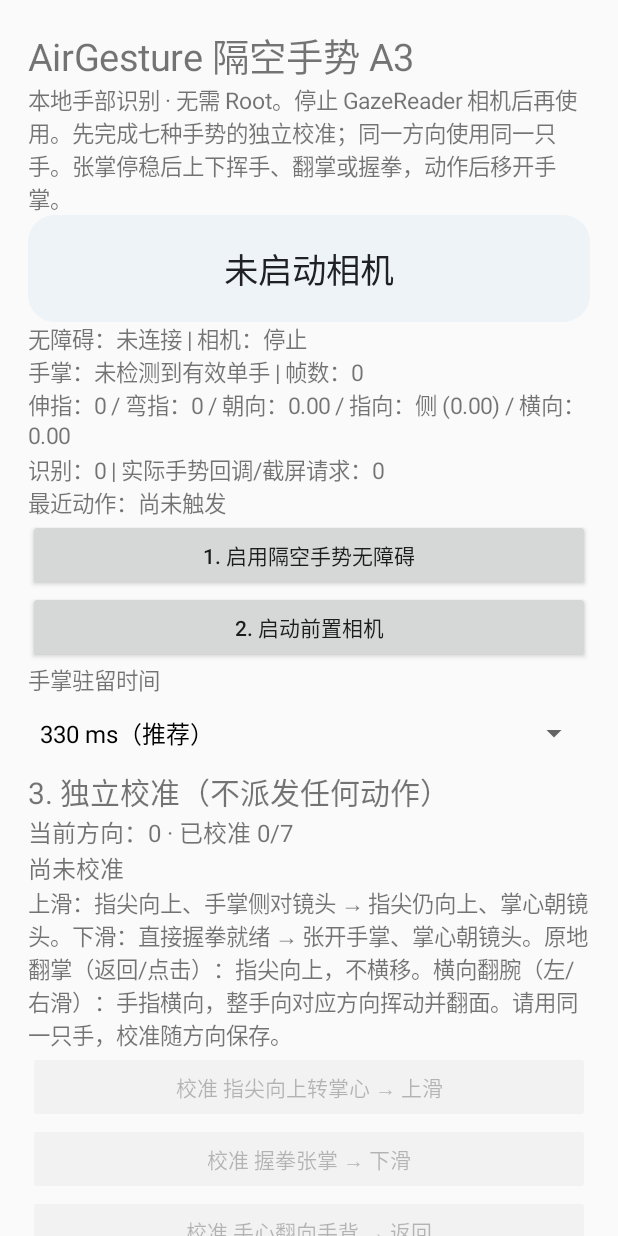
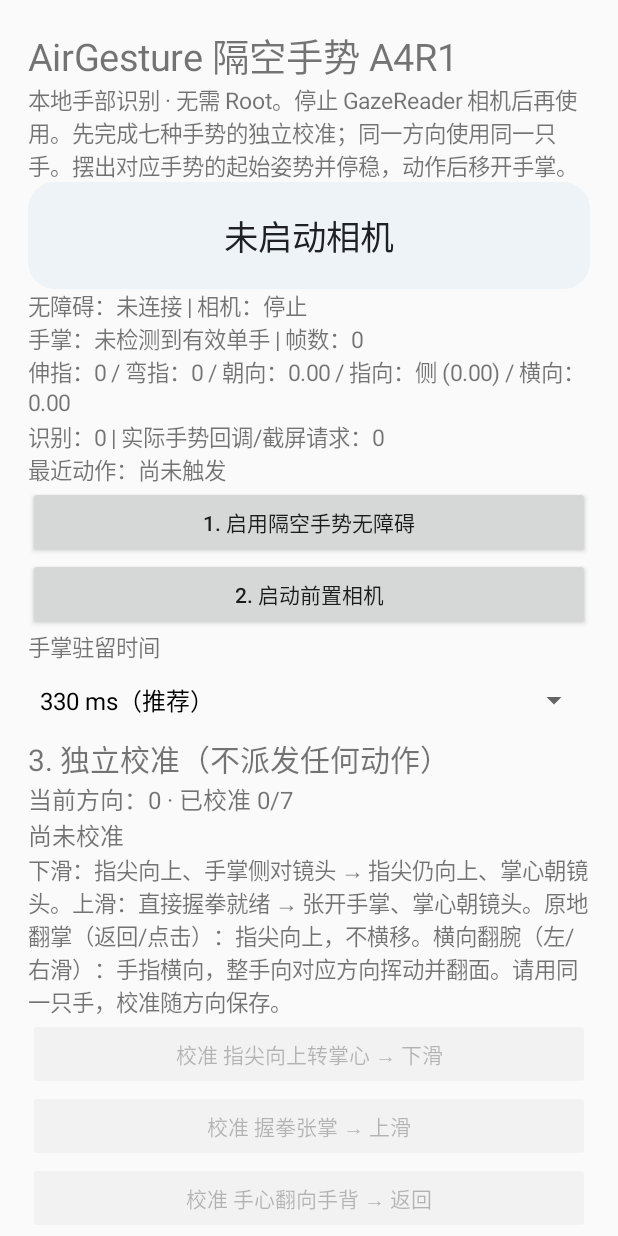
Before and after one commit to XPFH-tech/GazeReader, an Android app: the screen it shows after launch (MainActivity), on a phone screen of 412 x 824 dp. Run offline under Robolectric (Android 15) with nearby library versions, the phone set to English and light mode, and no system bars; libraries missing offline, so code that uses them is left out: com.google.mediapipe.tasks.

Commit message:
AirGesture A4R1: swap vertical outputs and auto-hide idle gesture overlay

```diff
--- a/app/build.gradle.kts
+++ b/app/build.gradle.kts
@@ -13,7 +13,7 @@ android {
    enableV4Signing = false
   }
  }
- defaultConfig { applicationId = "dev.xpfh.airgesture"; minSdk = 31; targetSdk = 33; versionCode = 7; versionName = "4.0-A4"; ndk { abiFilters += "arm64-v8a" } }
+ defaultConfig { applicationId = "dev.xpfh.airgesture"; minSdk = 31; targetSdk = 33; versionCode = 8; versionName = "4.1-A4R1"; ndk { abiFilters += "arm64-v8a" } }
  compileOptions { sourceCompatibility = JavaVersion.VERSION_17; targetCompatibility = JavaVersion.VERSION_17 }
  kotlinOptions { jvmTarget = "17" }
  androidResources { noCompress += "task" }
--- a/app/src/main/java/dev/xpfh/airgesture/MainActivity.kt
+++ b/app/src/main/java/dev/xpfh/airgesture/MainActivity.kt
@@ -45,8 +45,8 @@ class MainActivity:Activity(){
         val p=LinearLayout(this).apply{orientation=1;setPadding(28,28,28,28)}
         fun text(s:String,n:Float=15f)=TextView(this).apply{text=s;textSize=n;p.addView(this)}
         fun button(s:String,action:()->Unit){p.addView(Button(this).apply{text=s;setOnClickListener{action()}})}
-        text("AirGesture 隔空手势 A3",25f)
-        text("本地手部识别 · 无需 Root。停止 GazeReader 相机后再使用。先完成七种手势的独立校准；同一方向使用同一只手。张掌停稳后上下挥手、翻掌或握拳，动作后移开手掌。")
+        text("AirGesture 隔空手势 A4R1",25f)
+        text("本地手部识别 · 无需 Root。停止 GazeReader 相机后再使用。先完成七种手势的独立校准；同一方向使用同一只手。摆出对应手势的起始姿势并停稳，动作后移开手掌。")
         live=text(Session.status,23f);live.gravity=android.view.Gravity.CENTER;live.setPadding(16,28,16,28);live.background=android.graphics.drawable.GradientDrawable().apply{cornerRadius=18*resources.displayMetrics.density;setColor(0xffedf3f7.toInt())}
         status=text("",15f)
         button("1. 启用隔空手势无障碍"){startActivity(Intent(Settings.ACTION_ACCESSIBILITY_SETTINGS))}
@@ -58,11 +58,11 @@ class MainActivity:Activity(){
         speed=Spinner(this);speed.adapter=ArrayAdapter(this,android.R.layout.simple_spinner_dropdown_item,arrayOf("250 ms（快）","330 ms（推荐）","500 ms（稳）"));speed.setSelection(prefs.getInt("holdA2",1).coerceIn(0,2));p.addView(speed)
         text("3. 独立校准（不派发任何动作）",20f)
         calibrationStatus=text("未校准",16f)
-        text("上滑：指尖向上、手掌侧对镜头 → 指尖仍向上、掌心朝镜头。下滑：直接握拳就绪 → 张开手掌、掌心朝镜头。原地翻掌（返回/点击）：指尖向上，不横移。横向翻腕（左/右滑）：手指横向，整手向对应方向挥动并翻面。请用同一只手，校准随方向保存。")
+        text("下滑：指尖向上、手掌侧对镜头 → 指尖仍向上、掌心朝镜头。上滑：直接握拳就绪 → 张开手掌、掌心朝镜头。原地翻掌（返回/点击）：指尖向上，不横移。横向翻腕（左/右滑）：手指横向，整手向对应方向挥动并翻面。请用同一只手，校准随方向保存。")
         for(a in Action.entries){val b=Button(this).apply{text="校准 "+a.label+" → "+a.output;setOnClickListener{beginCalibration(a)}};calButtons[a]=b;p.addView(b)}
         button("清除当前方向校准"){AlertDialog.Builder(this).setTitle("清除七项校准？").setPositiveButton("清除"){_,_->Session.pause();Profiles.clear(this,rotation(this));Session.profiles=emptyMap();Session.calMessage="已清除当前方向校准"}.setNegativeButton("取消",null).show()}
         shot=CheckBox(this).apply{text="允许张掌就绪后握拳截屏（默认关闭）";isChecked=false};p.addView(shot)
-        val hints=CheckBox(this).apply{text="控制应用内显示实时文字提示";isChecked=prefs.getBoolean("overlay",true);setOnCheckedChangeListener{_,v->Session.overlay=v;prefs.edit().putBoolean("overlay",v).apply();if(!v)HandAccess.current?.hide()}};p.addView(hints);Session.overlay=hints.isChecked
+        val hints=CheckBox(this).apply{text="控制应用内智能文字提示（闲置约2秒隐藏）";isChecked=prefs.getBoolean("overlay",true);setOnCheckedChangeListener{_,v->Session.overlay=v;prefs.edit().putBoolean("overlay",v).apply();if(!v)HandAccess.current?.hide()}};p.addView(hints);Session.overlay=hints.isChecked
         val top=CheckBox(this).apply{text="提示显示在屏幕顶部（默认底部）";isChecked=prefs.getBoolean("overlayTop",false);setOnCheckedChangeListener{_,v->Session.overlayTop=v;prefs.edit().putBoolean("overlayTop",v).apply();HandAccess.current?.hide()}};p.addView(top);Session.overlayTop=top.isChecked
         button("4. 识别测试（不会执行手势或截屏）"){
             if(!Session.running){toast("请先启动相机");return@button}
@@ -84,7 +84,7 @@ class MainActivity:Activity(){
         }
         button("暂停手势（相机仍运行）"){Session.pause();HandAccess.current?.hide()}
         button("停止相机与手势"){Session.pause();stopService(Intent(this,TrackingService::class.java));Session.status="已停止"}
-        button("复制诊断信息"){(getSystemService(CLIPBOARD_SERVICE) as ClipboardManager).setPrimaryClip(ClipData.newPlainText("AirGesture A4",live.text.toString()+"\n"+status.text+"\n"+Session.diagnostic+"\n"+Session.report()));toast("已复制")}
+        button("复制诊断信息"){(getSystemService(CLIPBOARD_SERVICE) as ClipboardManager).setPrimaryClip(ClipData.newPlainText("AirGesture A4R1",live.text.toString()+"\n"+status.text+"\n"+Session.diagnostic+"\n"+Session.report()));toast("已复制")}
         text("请将平板固定，手距相机约30–60cm开始测试，手掌完整可见。截图调用系统功能，可能被系统或应用拒绝；请勿用于敏感页面。锁屏、过热或相机异常自动停止。旋转会重新打开相机并读取该方向校准；未校准暂停。全局模式尝试控制当前活动应用窗口（包括桌面及分屏），系统授权、支付等敏感窗口、键盘、覆盖及过小窗口暂停。系统截屏限制不会被绕过。")
         setContentView(ScrollView(this).apply{addView(p)})
     }
```
Also changed, not shown: app/src/main/java/dev/xpfh/airgesture/HandGate.kt (+16 -1 lines), app/src/main/java/dev/xpfh/airgesture/Services.kt (+10 -8 lines), 3 other files.
